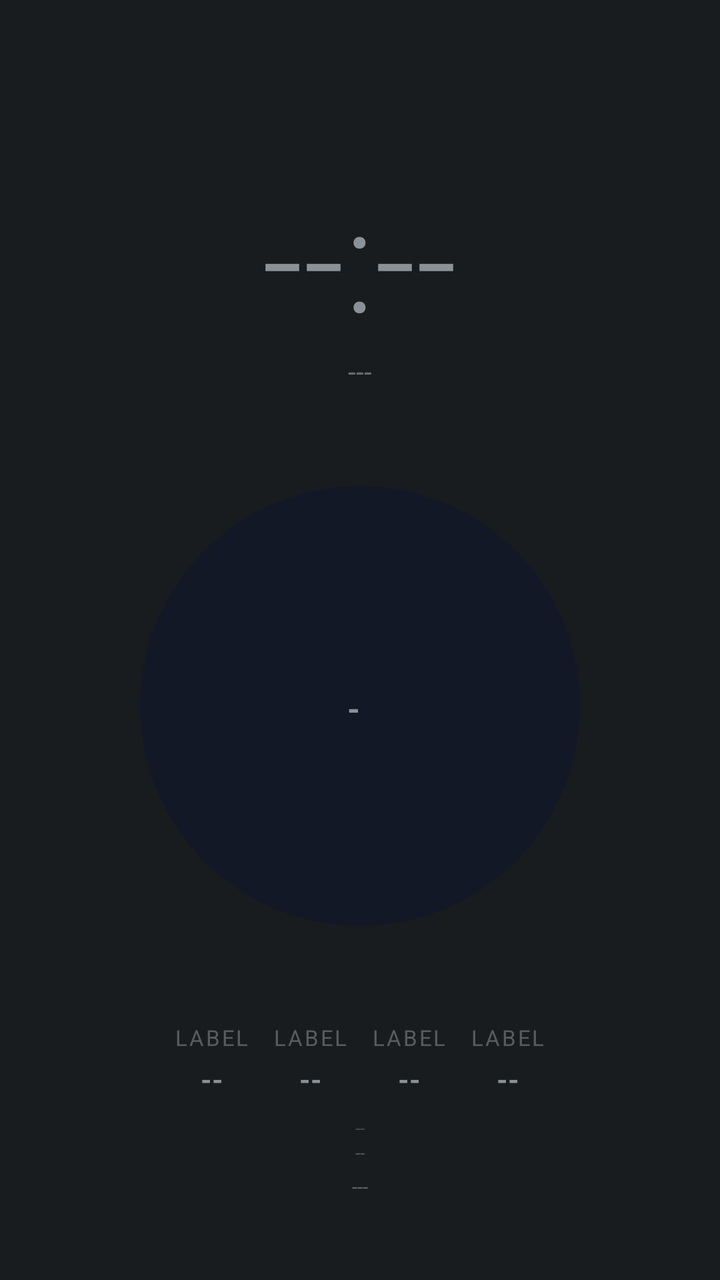
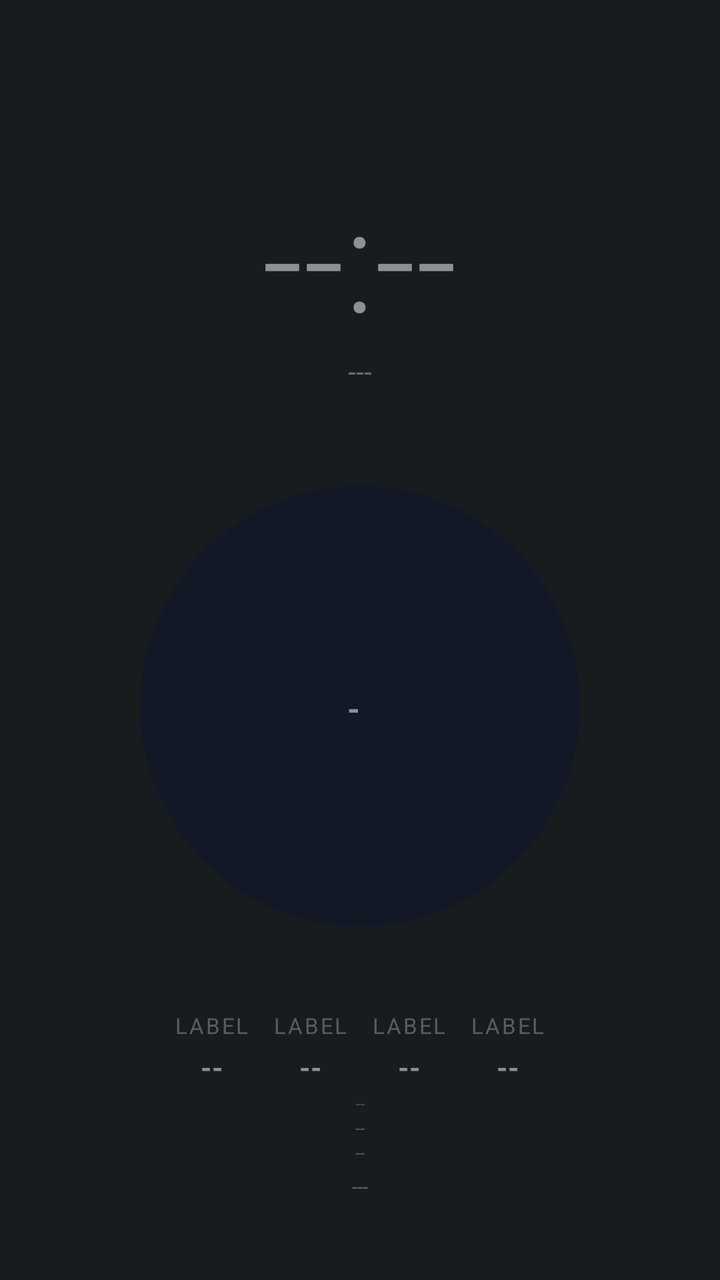

The first picture is an Android layout as it rendered before a commit; the second is the same layout after the commit. The layout source and the unified diff follow.
<!-- AndroidManifest.xml: application theme android:Theme.DeviceDefault.NoActionBar -->
<!-- res/layout/aod_layout_glyph.xml -->
<?xml version="1.0" encoding="utf-8"?>
<LinearLayout xmlns:android="http://schemas.android.com/apk/res/android"
    android:id="@+id/bg_root"
    android:layout_width="match_parent"
    android:layout_height="match_parent"
    android:orientation="vertical"
    android:gravity="center_horizontal"
    android:paddingTop="80dp"
    android:paddingBottom="40dp">

    <TextView
        android:id="@+id/clock"
        android:layout_width="wrap_content"
        android:layout_height="wrap_content"
        android:textSize="72sp"
        android:fontFamily="sans-serif-light"
        android:text="--:--" />

    <TextView
        android:id="@+id/date"
        android:layout_width="wrap_content"
        android:layout_height="wrap_content"
        android:textSize="14sp"
        android:alpha="0.7"
        android:text="---" />

    
    <FrameLayout
        android:layout_width="220dp"
        android:layout_height="220dp"
        android:layout_marginTop="48dp"
        android:background="@drawable/aod_circle_bg">

        <TextView
            android:id="@+id/health_badge"
            android:layout_width="wrap_content"
            android:layout_height="wrap_content"
            android:layout_gravity="center"
            android:textAllCaps="true"
            android:textStyle="bold"
            android:letterSpacing="0.05"
            android:maxLines="1"
            android:autoSizeTextType="uniform"
            android:autoSizeMinTextSize="16sp"
            android:autoSizeMaxTextSize="30sp"
            android:text="--" />
    </FrameLayout>

    
    <LinearLayout
        android:layout_width="match_parent"
        android:layout_height="0dp"
        android:layout_weight="1"
        android:gravity="center"
        android:orientation="horizontal"
        android:layout_marginTop="40dp"
        android:paddingHorizontal="24dp">

        <include layout="@layout/aod_row_glyph" android:id="@+id/row8"
            android:layout_width="0dp" android:layout_weight="1" android:layout_gravity="center" />
        <include layout="@layout/aod_row_glyph" android:id="@+id/row9"
            android:layout_width="0dp" android:layout_weight="1" android:layout_gravity="center" />
        <include layout="@layout/aod_row_glyph" android:id="@+id/row4"
            android:layout_width="0dp" android:layout_weight="1" android:layout_gravity="center" />
        <include layout="@layout/aod_row_glyph" android:id="@+id/row5"
            android:layout_width="0dp" android:layout_weight="1" android:layout_gravity="center" />
    </LinearLayout>

    
    <LinearLayout android:layout_width="0dp" android:layout_height="0dp" android:visibility="gone">
        <include layout="@layout/aod_row_glyph" android:id="@+id/row0" />
        <include layout="@layout/aod_row_glyph" android:id="@+id/row1" />
        <include layout="@layout/aod_row_glyph" android:id="@+id/row2" />
        <include layout="@layout/aod_row_glyph" android:id="@+id/row3" />
        <include layout="@layout/aod_row_glyph" android:id="@+id/row6" />
        <include layout="@layout/aod_row_glyph" android:id="@+id/row7" />
    </LinearLayout>

    
    <TextView
        android:id="@+id/perf_badge"
        android:layout_width="wrap_content"
        android:layout_height="wrap_content"
        android:textSize="9sp"
        android:alpha="0.4"
        android:text="--" />

    <TextView
        android:id="@+id/net_type_badge"
        android:layout_width="wrap_content"
        android:layout_height="wrap_content"
        android:textSize="9sp"
        android:alpha="0.5"
        android:text="--" />

    <TextView
        android:id="@+id/panchang"
        android:layout_width="wrap_content"
        android:layout_height="wrap_content"
        android:textSize="10sp"
        android:alpha="0.6"
        android:layout_marginTop="4dp"
        android:text="---" />

    <TextView
        android:id="@+id/muhurat_badge"
        android:layout_width="wrap_content"
        android:layout_height="wrap_content"
        android:textSize="10sp"
        android:textStyle="bold"
        android:visibility="gone"
        android:text="--" />

</LinearLayout>
<!-- res/layout/aod_row_glyph.xml (included above) -->
<?xml version="1.0" encoding="utf-8"?>
<LinearLayout xmlns:android="http://schemas.android.com/apk/res/android"
    android:layout_width="wrap_content"
    android:layout_height="wrap_content"
    android:layout_marginHorizontal="6dp"
    android:orientation="vertical"
    android:gravity="center_horizontal">

    <TextView
        android:id="@+id/stat_label"
        android:layout_width="wrap_content"
        android:layout_height="wrap_content"
        android:textSize="11sp"
        android:textAllCaps="true"
        android:letterSpacing="0.08"
        android:alpha="0.55"
        android:text="Label" />

    <TextView
        android:id="@+id/stat_value"
        android:layout_width="match_parent"
        android:layout_height="wrap_content"
        android:layout_marginTop="4dp"
        android:gravity="center_horizontal"
        android:textStyle="bold"
        android:maxLines="1"
        android:autoSizeTextType="uniform"
        android:autoSizeMinTextSize="12sp"
        android:autoSizeMaxTextSize="22sp"
        android:text="--" />

</LinearLayout>
<!-- resources referenced by this layout -->
<resources>
  <!-- drawable aod_circle_bg (drawable) -->
  <?xml version="1.0" encoding="utf-8"?>
  <shape xmlns:android="http://schemas.android.com/apk/res/android"
      android:shape="oval">
      <solid android:color="#121826" />
  </shape>
</resources>

<!-- the commit's change to res/layout/aod_layout_glyph.xml (unified diff, before → after) -->
@@ -94,6 +94,14 @@
         android:text="--" />
 
     <TextView
+        android:id="@+id/akd_badge"
+        android:layout_width="wrap_content"
+        android:layout_height="wrap_content"
+        android:textSize="9sp"
+        android:alpha="0.5"
+        android:text="--" />
+
+    <TextView
         android:id="@+id/panchang"
         android:layout_width="wrap_content"
         android:layout_height="wrap_content"
